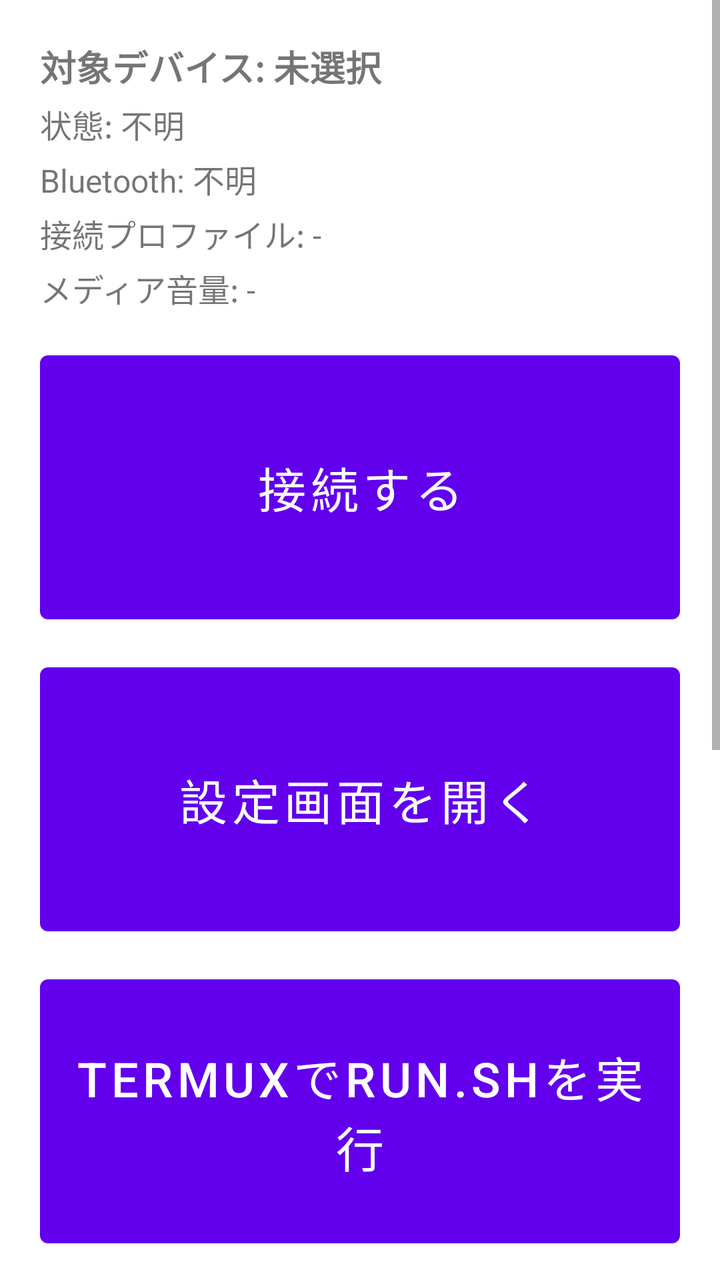
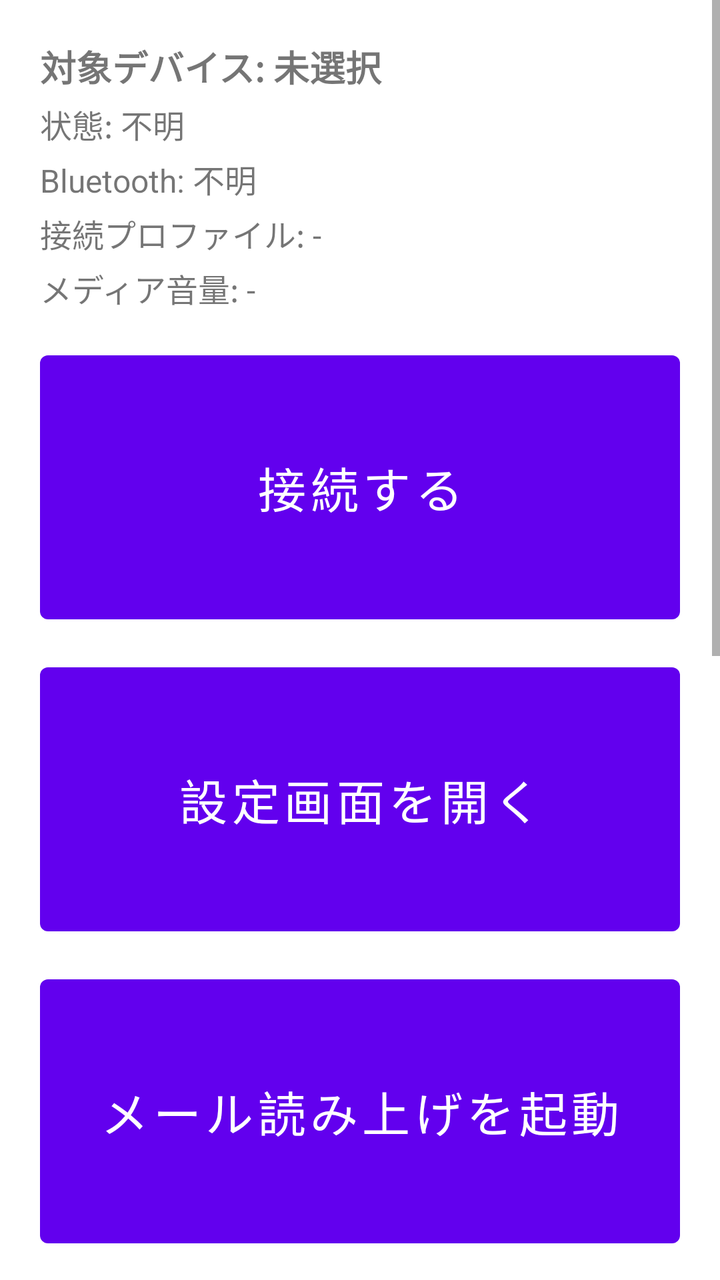

Compare the two renders of this Android layout. The source of the first and the diff that turns it into the second are given below.
<!-- AndroidManifest.xml: application theme Theme.BTAutoConnect -->
<!-- res/layout/activity_main.xml -->
<?xml version="1.0" encoding="utf-8"?>
<ScrollView xmlns:android="http://schemas.android.com/apk/res/android"
    android:layout_width="match_parent"
    android:layout_height="match_parent">

    <LinearLayout
        android:layout_width="match_parent"
        android:layout_height="wrap_content"
        android:orientation="vertical"
        android:padding="20dp">

        <TextView
            android:id="@+id/textTarget"
            android:layout_width="match_parent"
            android:layout_height="wrap_content"
            android:textSize="18sp"
            android:textStyle="bold"
            android:text="対象デバイス: 未選択" />

        <TextView
            android:id="@+id/textStatus"
            android:layout_width="match_parent"
            android:layout_height="wrap_content"
            android:textSize="16sp"
            android:layout_marginTop="4dp"
            android:text="状態: 不明" />

        <TextView
            android:id="@+id/textBtPower"
            android:layout_width="match_parent"
            android:layout_height="wrap_content"
            android:textSize="16sp"
            android:layout_marginTop="4dp"
            android:text="Bluetooth: 不明" />

        <TextView
            android:id="@+id/textProfiles"
            android:layout_width="match_parent"
            android:layout_height="wrap_content"
            android:textSize="16sp"
            android:layout_marginTop="4dp"
            android:text="接続プロファイル: -" />

        <TextView
            android:id="@+id/textVolume"
            android:layout_width="match_parent"
            android:layout_height="wrap_content"
            android:textSize="16sp"
            android:layout_marginTop="4dp"
            android:text="メディア音量: -" />

        <LinearLayout
            android:layout_width="match_parent"
            android:layout_height="wrap_content"
            android:orientation="vertical"
            android:layout_marginTop="16dp">

            <Button
                android:id="@+id/btnConnect"
                android:layout_width="match_parent"
                android:layout_height="144dp"
                android:textSize="24sp"
                android:text="接続する" />

            <Button
                android:id="@+id/btnOpenSettings"
                android:layout_width="match_parent"
                android:layout_height="144dp"
                android:layout_marginTop="12dp"
                android:textSize="24sp"
                android:text="設定画面を開く" />

            <Button
                android:id="@+id/btnRunTermuxScript"
                android:layout_width="match_parent"
                android:layout_height="144dp"
                android:layout_marginTop="12dp"
                android:textSize="24sp"
                android:text="Termuxでrun.shを実行" />

            <Button
                android:id="@+id/btnOpenYoutubeMusic"
                android:layout_width="match_parent"
                android:layout_height="144dp"
                android:layout_marginTop="12dp"
                android:textSize="24sp"
                android:text="YouTube Musicを起動" />

            <Button
                android:id="@+id/btnReadTeams"
                android:layout_width="match_parent"
                android:layout_height="144dp"
                android:layout_marginTop="12dp"
                android:textSize="24sp"
                android:text="Teamsチャンネルを読み上げ" />
        </LinearLayout>

        <LinearLayout
            android:layout_width="match_parent"
            android:layout_height="wrap_content"
            android:orientation="horizontal"
            android:layout_marginTop="12dp"
            android:gravity="center_vertical">

            <TextView
                android:layout_width="0dp"
                android:layout_height="wrap_content"
                android:layout_weight="1"
                android:text="自動再接続" />

            <Switch
                android:id="@+id/switchAutoReconnect"
                android:layout_width="wrap_content"
                android:layout_height="wrap_content" />
        </LinearLayout>

        <View
            android:layout_width="match_parent"
            android:layout_height="1dp"
            android:layout_marginTop="16dp"
            android:layout_marginBottom="8dp"
            android:background="#CCCCCC" />

        <TextView
            android:layout_width="match_parent"
            android:layout_height="wrap_content"
            android:textStyle="bold"
            android:text="ペアリング済みデバイス(タップで対象に設定)" />

        <LinearLayout
            android:id="@+id/containerDeviceList"
            android:layout_width="match_parent"
            android:layout_height="wrap_content"
            android:orientation="vertical"
            android:layout_marginTop="8dp" />

        <TextView
            android:id="@+id/textBuildInfo"
            android:layout_width="match_parent"
            android:layout_height="wrap_content"
            android:layout_marginTop="24dp"
            android:gravity="center"
            android:textColor="#757575"
            android:textSize="12sp" />

    </LinearLayout>
</ScrollView>
<!-- resources referenced by this layout -->
<resources>
  <style name="Theme.BTAutoConnect" parent="Theme.MaterialComponents.DayNight.NoActionBar" />
</resources>

<!-- the commit's change to res/layout/activity_main.xml (unified diff, before → after) -->
@@ -69,6 +69,14 @@
                 android:layout_marginTop="12dp"
                 android:textSize="24sp"
                 android:text="設定画面を開く" />
+
+            <Button
+                android:id="@+id/btnOpenMailReader"
+                android:layout_width="match_parent"
+                android:layout_height="144dp"
+                android:layout_marginTop="12dp"
+                android:textSize="24sp"
+                android:text="メール読み上げを起動" />
 
             <Button
                 android:id="@+id/btnRunTermuxScript"
